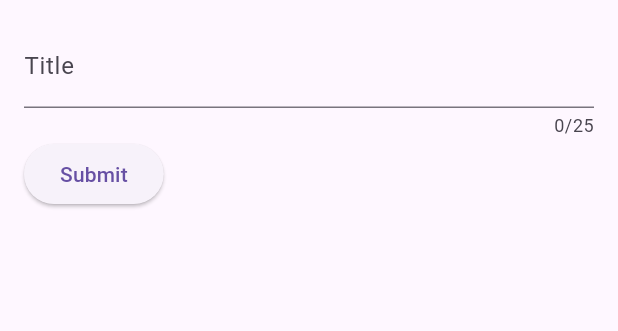
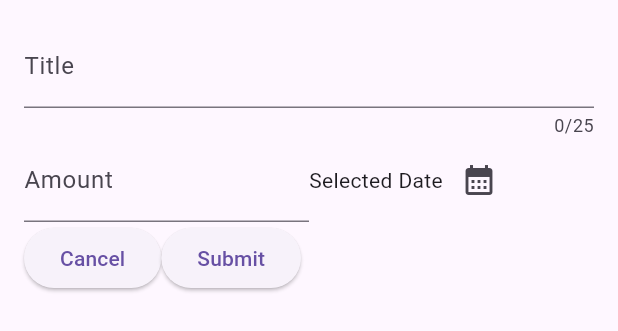
Before and after one commit to Sarthakpurii/SpendWise, a Flutter app: the DialogPage widget shown alone on an empty page, opened directly, on a phone screen of 412 x 824 dp. Shown: the top 331 px of the screen. Run offline on Flutter 3.47's test engine with Material 3 defaults, Android fonts, the phone set to English and light mode, and no system bars.

Commit message:
updated dialogbox

```diff
--- a/lib/widget/dialog_box.dart
+++ b/lib/widget/dialog_box.dart
@@ -1,5 +1,6 @@
 
 import 'package:flutter/material.dart';
+import 'package:intl/intl.dart';
 
 class DialogPage extends StatefulWidget{
   DialogPage({super.key});
@@ -12,9 +13,17 @@ class DialogPage extends StatefulWidget{
 
 class _DialogPageState extends State<DialogPage>{
   final _titleController=TextEditingController();
+  final _priceController=TextEditingController();
+  DateTime? _selectedDate;
 
+  void _dateSelector() async {
+    final now=DateTime.now();
+    var selectedDate=await showDatePicker(context: context, firstDate: DateTime(now.year-1,now.month,now.day), lastDate: now,currentDate: now);
+    _selectedDate=selectedDate;
+  }
   @override
   void dispose(){
+    _priceController.dispose();
     _titleController.dispose();
     super.dispose();
   }
@@ -26,7 +35,19 @@ class _DialogPageState extends State<DialogPage>{
       decoration: const InputDecoration(label: Text('Title')),
       controller: _titleController,),
       Row(children: [
-        ElevatedButton(onPressed: (){print(_titleController.text);}, child: Text('Submit'))
+        Expanded(
+          child: TextField(keyboardType: TextInputType.number,
+                controller: _priceController,
+                decoration: const InputDecoration(label: Text('Amount')),),
+        ),
+      Expanded(child: Row(children: [
+        const Text('Selected Date'),
+        IconButton(onPressed: _dateSelector, icon: const Icon(Icons.calendar_month))
+      ],))
+      ],),
+      Row(children: [
+        ElevatedButton(onPressed: (){Navigator.pop(context);}, child: const Text('Cancel')),
+        ElevatedButton(onPressed: (){print(DateFormat('dd-MM-yyyy').format(_selectedDate!)); }, child: const Text('Submit'))
       ],)
     ]),);
   }
```
